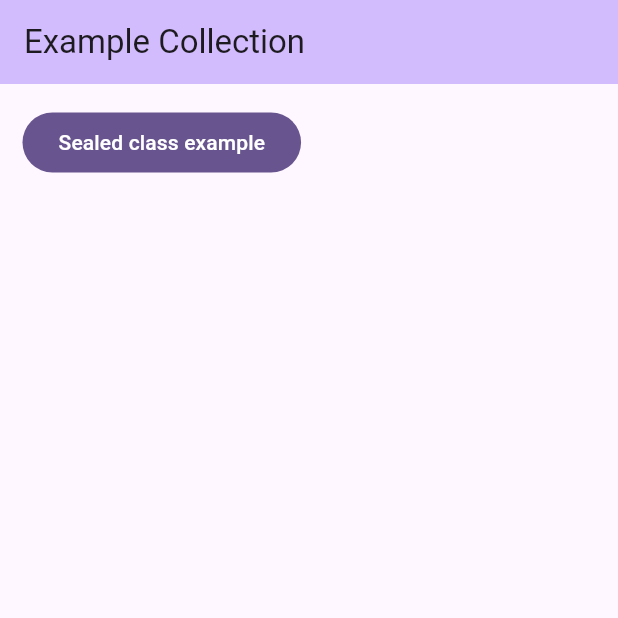
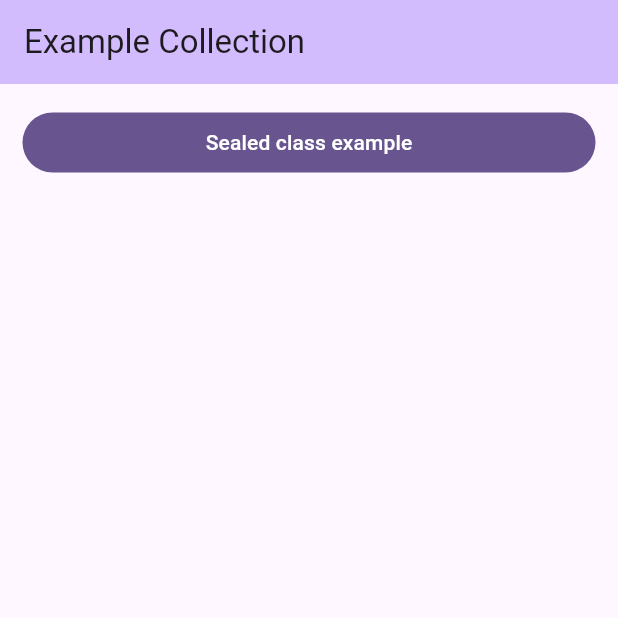
Before and after one commit to RubyRook/example, a Flutter app: the screen it shows after launch, on a phone screen of 412 x 824 dp, the top half of it. Run offline on Flutter 3.47's test engine with Material 3 defaults, Android fonts, the phone set to English and light mode, and no system bars; our stand-ins replace dio.

```diff
--- a/lib/main.dart
+++ b/lib/main.dart
@@ -42,13 +42,15 @@ class _MyHomePageState extends State<MyHomePage> {
         padding: const EdgeInsets.all(15),
         child: Wrap(
           spacing: 15,
-          runSpacing: double.maxFinite,
           children: [
-            FilledButton(
-              onPressed: () {
-                Navigator.of(context).push(MaterialPageRoute(builder: (context) => const SealedStatusExPage(),),);
-              },
-              child: const Text('Sealed class example'),
+            SizedBox(
+              width: double.maxFinite,
+              child: FilledButton(
+                onPressed: () {
+                  Navigator.of(context).push(MaterialPageRoute(builder: (context) => const SealedStatusExPage(),),);
+                },
+                child: const Text('Sealed class example'),
+              ),
             ),
           ],
         ),
```
Also changed, not shown: lib/features/sealed_example/sealed_status.dart (+20 -1 lines).
